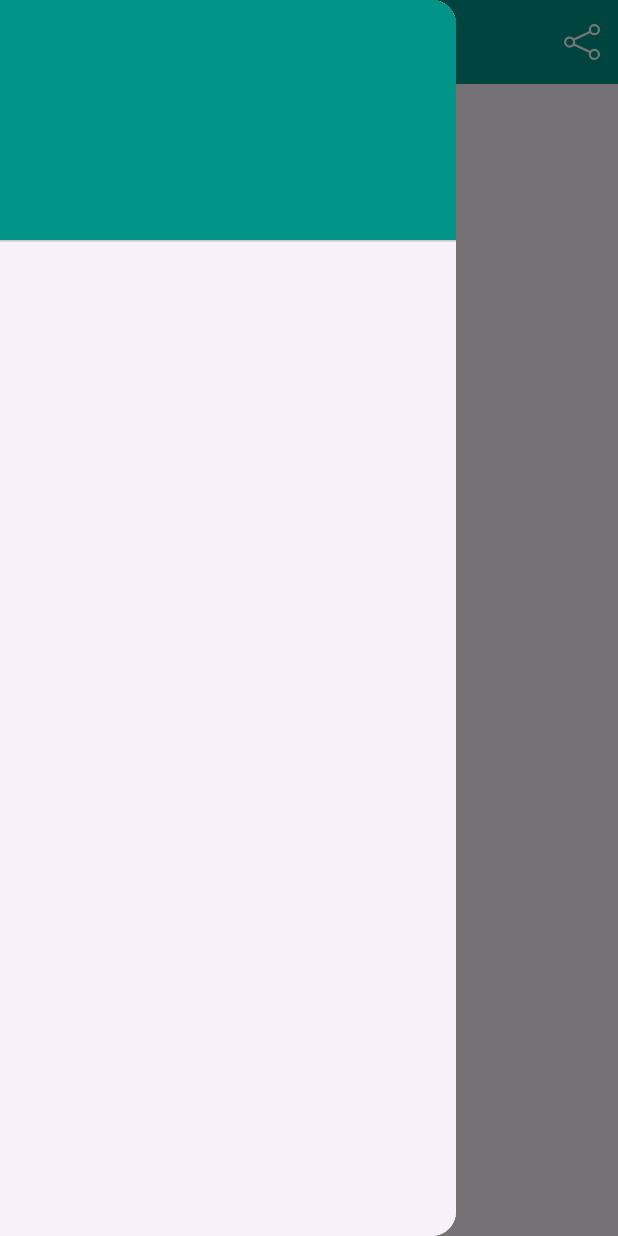
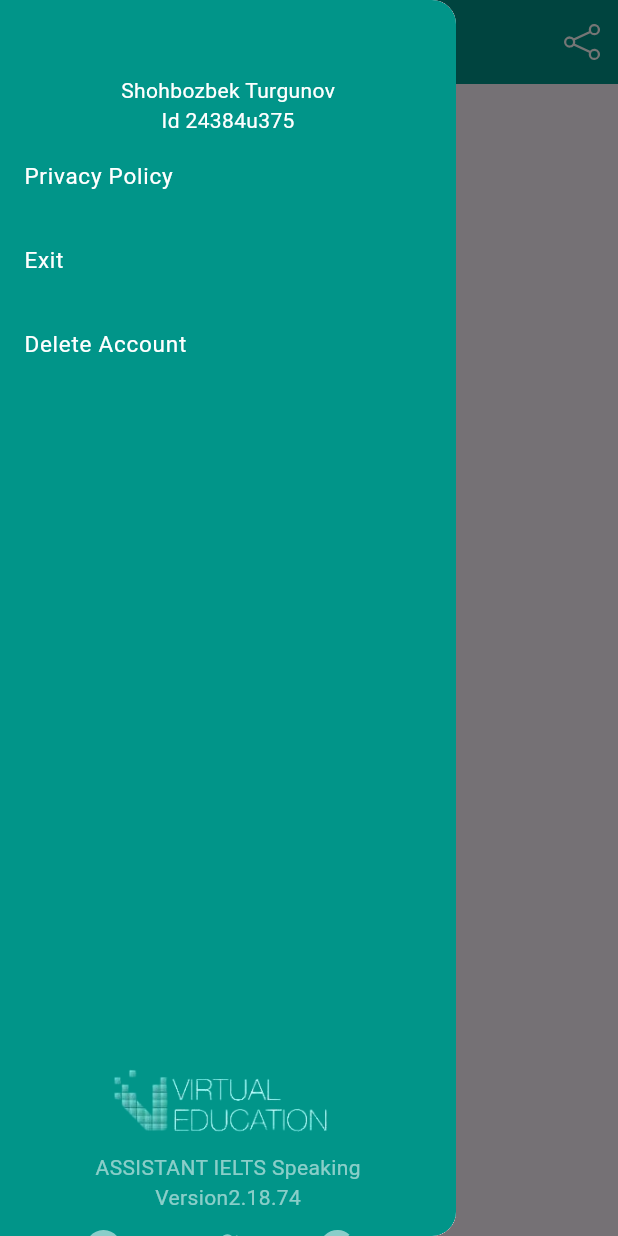
Before and after one commit to shohbozuz/ielts-speaking-app, a Flutter app: the screen it shows after launch, with the side drawer open, on a phone screen of 412 x 824 dp. Run offline on Flutter 3.47's test engine with Material 3 defaults, Android fonts, the phone set to English and light mode, and no system bars; our stand-ins replace google_fonts, icons_plus; Roboto replaces fonts that are missing (Akshar).

Commit message:
Ielts speaking app  tutorial drawer widget setup

```diff
--- a/lib/data/color/color.dart
+++ b/lib/data/color/color.dart
@@ -3,5 +3,6 @@ import 'package:flutter/material.dart';
 class AppColors{
   static const Color appbarTheme = Color(0xFF019589);
   static const Color textColor = Color(0xFFFFFFFF);
+  static const Color iconColor = Colors.white54;
 
 }
--- a/lib/view/drawer/drawer.dart
+++ b/lib/view/drawer/drawer.dart
@@ -1,4 +1,6 @@
 import 'package:flutter/material.dart';
+import 'package:google_fonts/google_fonts.dart';
+import 'package:icons_plus/icons_plus.dart';
 import 'package:ielts_speaking/data/color/color.dart';
 
 class DrawerWidget extends StatelessWidget {
@@ -7,18 +9,90 @@ class DrawerWidget extends StatelessWidget {
   @override
   Widget build(BuildContext context) {
     return Drawer(
+      backgroundColor: AppColors.appbarTheme,
       child: ListView(
         padding: EdgeInsets.zero,
-        children: const [
-          DrawerHeader(
-            decoration: BoxDecoration(
-              color: AppColors.appbarTheme,
+        children: [
+          Padding(
+            padding: const EdgeInsets.only(top: 50),
+            child: Column(
+              children: [
+                Text(
+                  "Shohbozbek Turgunov",
+                  style: GoogleFonts.akshar(color: AppColors.textColor),
+                ),
+                Text(
+                  "Id 24384u375",
+                  style: GoogleFonts.akshar(color: AppColors.textColor,),
+                ),
+              ],
             ),
-            child: SingleChildScrollView(
-              child: Column(
-                children: [],
+          ),
+          ListTile(
+            title: const Text(
+              'Privacy Policy',
+              style: TextStyle(color: AppColors.textColor,fontSize: 15.0),
+            ),
+            onTap: () {},
+          ),
+          ListTile(
+            title: const Text(
+              'Exit',
+              style: TextStyle(color: AppColors.textColor,fontSize: 15.0),
+            ),
+            onTap: () {},
+          ),
+          ListTile(
+            title: const Text(
+              'Delete Account',
+              style: TextStyle(color: AppColors.textColor,fontSize: 15.0),
+            ),
+            onTap: () {},
+          ),
+          const SizedBox(height: 450,),
+          Column(
+            children: [
+              SizedBox(
+                height: 50,
+                child: Image.asset('assets/images/logo/logo.png'),
               ),
-            ),
+              const SizedBox(
+                height: 10.0,
+              ),
+              Text(
+                "ASSISTANT IELTS Speaking",
+                style: GoogleFonts.akshar(
+                  color: Colors.white54,
+                ),
+              ),
+              Text(
+                "Version2.18.74",
+                style: GoogleFonts.akshar(
+                  color: Colors.white54,
+                ),
+              ),
+              Padding(
+                padding: const EdgeInsets.only(left: 45),
+                child: Row(
+                  children: [
+                    IconButton(
+                      onPressed: () {},
+                      icon: const Icon(Bootstrap.facebook,color: AppColors.iconColor),
+                    ),
+                    const SizedBox(width: 30.0,),
+                    IconButton(
+                      onPressed: () {},
+                      icon: const Icon(Bootstrap.twitter,color: AppColors.iconColor),
+                    ),
+                    const SizedBox(width: 30.0,),
+                    IconButton(
+                      onPressed: () {},
+                      icon: const Icon(Bootstrap.google,color: AppColors.iconColor),
+                    ),
+                  ],
+                ),
+              ),
+            ],
           ),
         ],
       ),
--- a/pubspec.yaml
+++ b/pubspec.yaml
@@ -104,6 +104,7 @@ flutter:
   # see https://flutter.dev/custom-fonts/#from-packages
   assets:
     - assets/images/splash_screen/
+    - assets/images/logo/
 
 flutter_native_splash:
   color: "#0e30cf"
```
Also changed, not shown: assets/images/logo/logo.png (added), lib/generated/assets.dart, 1 other file.
